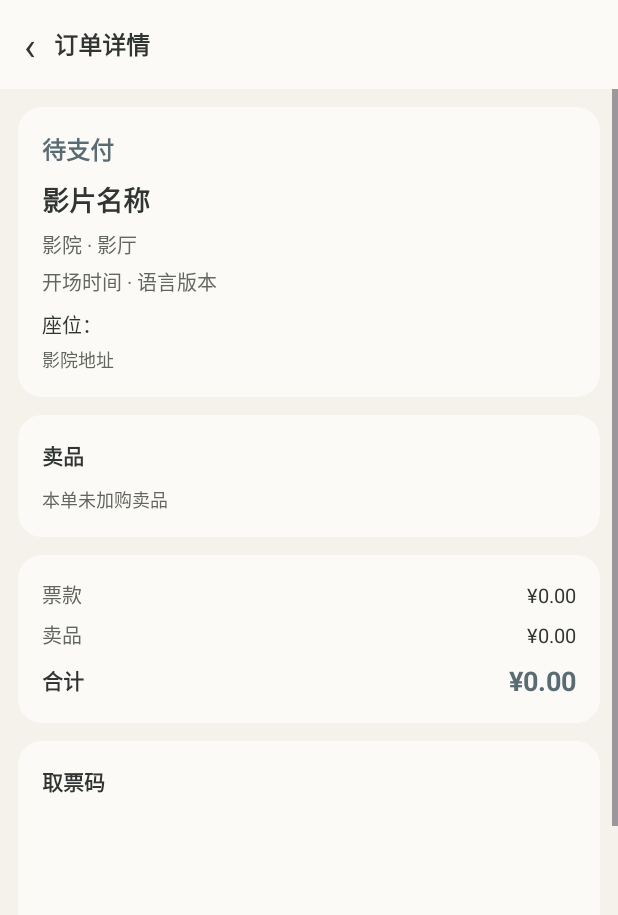
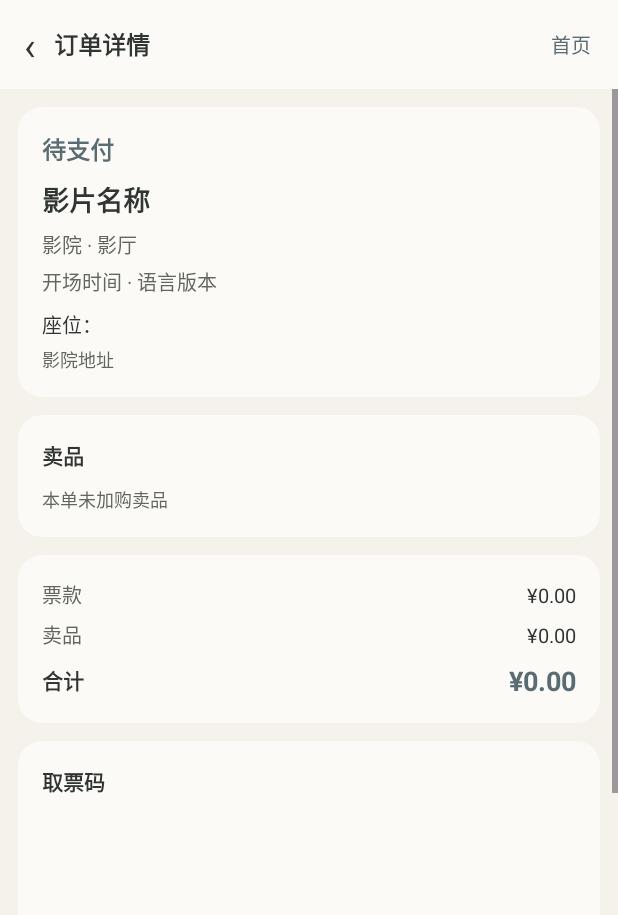
Before and after one commit to seven3420/Android-final-project, an Android app: the OrderDetailActivity screen opened directly, with no data from a screen before it, on a phone screen of 412 x 824 dp. Shown: the top 915 px of the screen. Run offline under Robolectric (Android 15) with nearby library versions, the phone set to English and light mode, and no system bars; 2 statements that could not run were skipped.

Commit message:
front: 补全底部导航并增加回首页入口
- 底部导航四项补齐图标（首页/订单/个人中心/退出），labelVisibilityMode=labeled 让文字常显，"我的"改为"个人中心"
- 订单列表、订单详情、个人中心、确认订单顶部栏右侧新增"首页"入口，
  通过 CLEAR_TOP|SINGLE_TOP 复用栈内 MainActivity 直接回首页
- 确认订单页移除误加的"查看订单"按钮，改为订单详情页底部"查看全部订单"

```diff
--- a/app/src/main/java/com/edu/sicnu/cs/stu/niuwenya/studentc/order/OrderConfirmActivity.kt
+++ b/app/src/main/java/com/edu/sicnu/cs/stu/niuwenya/studentc/order/OrderConfirmActivity.kt
@@ -71,6 +71,7 @@ class OrderConfirmActivity : AppCompatActivity() {
             startActivity(Intent(this, OrderListActivity::class.java))
         }
         binding.tvBack.setOnClickListener { finish() }
+        binding.btnHome.setOnClickListener { goHome() }
         binding.tvAddGoods.setOnClickListener { openGoodsDialog() }
         binding.btnSubmitOrder.setOnClickListener { submitOrder() }
 
--- a/app/src/main/java/com/edu/sicnu/cs/stu/niuwenya/studentc/order/OrderDetailActivity.kt
+++ b/app/src/main/java/com/edu/sicnu/cs/stu/niuwenya/studentc/order/OrderDetailActivity.kt
@@ -1,6 +1,7 @@
 package com.edu.sicnu.cs.stu.niuwenya.studentc.order
 
 import android.Manifest
+import android.content.Intent
 import android.content.pm.PackageManager
 import android.graphics.Paint
 import android.os.Build
@@ -69,8 +70,16 @@ class OrderDetailActivity : AppCompatActivity() {
 
         orderId = intent.getIntExtra(EXTRA_ORDER_ID, 0)
         binding.tvBack.setOnClickListener { finish() }
+        binding.btnHome.setOnClickListener { goHome() }
         binding.btnPay.setOnClickListener { detail?.let { showPay(it) } }
         binding.btnCancel.setOnClickListener { confirmCancel() }
+        binding.btnViewOrders.setOnClickListener {
+            startActivity(
+                Intent(this, OrderListActivity::class.java).apply {
+                    flags = Intent.FLAG_ACTIVITY_CLEAR_TOP or Intent.FLAG_ACTIVITY_SINGLE_TOP
+                }
+            )
+        }
 
         loadDetail()
     }
--- a/app/src/main/java/com/edu/sicnu/cs/stu/niuwenya/studentc/order/OrderListActivity.kt
+++ b/app/src/main/java/com/edu/sicnu/cs/stu/niuwenya/studentc/order/OrderListActivity.kt
@@ -55,6 +55,7 @@ class OrderListActivity : AppCompatActivity() {
         binding.rvOrders.layoutManager = LinearLayoutManager(this)
         binding.rvOrders.adapter = adapter
         binding.tvBack.setOnClickListener { finish() }
+        binding.btnHome.setOnClickListener { goHome() }
 
         setupTabs()
     }
--- a/app/src/main/java/com/edu/sicnu/cs/stu/niuwenya/studentc/user/ProfileActivity.kt
+++ b/app/src/main/java/com/edu/sicnu/cs/stu/niuwenya/studentc/user/ProfileActivity.kt
@@ -8,6 +8,7 @@ import androidx.appcompat.app.AppCompatActivity
 import cn.edu.sicnu.cs.stu.zhuoyilin.sixth.databinding.ActivityProfileBinding
 import com.edu.sicnu.cs.stu.niuwenya.studentc.order.OrderListActivity
 import com.edu.sicnu.cs.stu.niuwenya.studentc.order.api.RetrofitClient
+import com.edu.sicnu.cs.stu.niuwenya.studentc.order.goHome
 import kotlinx.coroutines.MainScope
 import kotlinx.coroutines.cancel
 import kotlinx.coroutines.launch
@@ -27,6 +28,7 @@ class ProfileActivity : AppCompatActivity() {
         setContentView(binding.root)
 
         binding.tvBack.setOnClickListener { finish() }
+        binding.btnHome.setOnClickListener { goHome() }
         binding.rowOrders.setOnClickListener {
             startActivity(Intent(this, OrderListActivity::class.java))
         }
--- a/app/src/main/res/layout/activity_main.xml
+++ b/app/src/main/res/layout/activity_main.xml
@@ -21,6 +21,7 @@
         app:itemIconTint="@color/nav_item_color"
         app:itemRippleColor="@color/primary_container"
         app:itemTextColor="@color/nav_item_color"
+        app:labelVisibilityMode="labeled"
         app:layout_constraintBottom_toBottomOf="parent"
         app:menu="@menu/bottom_menu" />
 
--- a/app/src/main/res/layout/activity_order_detail.xml
+++ b/app/src/main/res/layout/activity_order_detail.xml
@@ -32,6 +32,15 @@
             android:textSize="16sp"
             android:textStyle="bold"
             android:textColor="@color/text_primary" />
+
+        <TextView
+            android:id="@+id/btnHome"
+            android:layout_width="wrap_content"
+            android:layout_height="wrap_content"
+            android:text="首页"
+            android:textSize="13sp"
+            android:textColor="@color/primary"
+            android:padding="6dp" />
     </LinearLayout>
 
     <FrameLayout
@@ -402,6 +411,15 @@
                         android:backgroundTint="@color/divider" />
                 </LinearLayout>
 
+                <Button
+                    android:id="@+id/btnViewOrders"
+                    style="@style/Widget.Sixth.Button.Outlined"
+                    android:layout_width="match_parent"
+                    android:layout_height="44dp"
+                    android:layout_marginTop="12dp"
+                    android:text="查看全部订单"
+                    android:textSize="15sp" />
+
             </LinearLayout>
         </ScrollView>
 
```
Also changed, not shown: app/src/main/java/com/edu/sicnu/cs/stu/niuwenya/studentc/order/NavigationExt.kt (added, +15 -0 lines), app/src/main/res/drawable/ic_nav_home.xml (added, +10 -0 lines), app/src/main/res/drawable/ic_nav_logout.xml (added, +10 -0 lines), app/src/main/res/drawable/ic_nav_orders.xml (added, +10 -0 lines), app/src/main/res/drawable/ic_nav_profile.xml (added, +10 -0 lines), app/src/main/res/layout/activity_order_list.xml (+9 -0 lines), app/src/main/res/layout/activity_profile.xml (+9 -0 lines), app/src/main/res/layout/c_activity_order_confirm.xml (+9 -0 lines), app/src/main/res/menu/bottom_menu.xml (+16 -4 lines).
